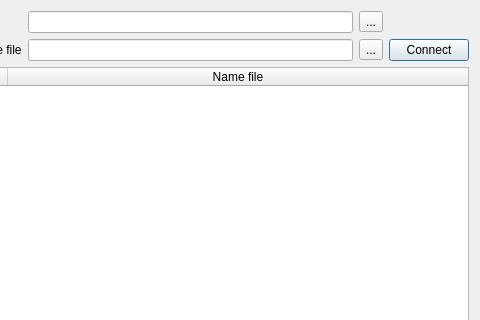
Before: the Qt Designer form settingsdialog.ui in khmaksim/ObstacleCreator, drawn with Qt 5; both pictures show x 104 to 584 and y 0 to 320 of the 584 by 434 pixel window.
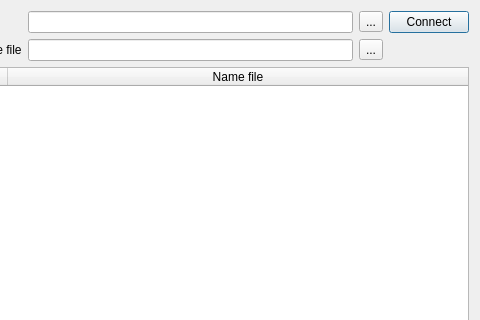
After: the same form once the commit is applied.

Commit message: Show file dialog for selected file database and path for save txt file.

Diff of the .ui file:
```diff
--- a/settingsdialog.ui
+++ b/settingsdialog.ui
@@ -90,7 +90,7 @@
        </property>
       </widget>
      </item>
-     <item row="1" column="3">
+     <item row="0" column="3">
       <widget class="QPushButton" name="connectDatabaseButton">
        <property name="text">
         <string>Connect</string>
```
Left out of the diff: 17 changed lines with no effect on the pictures. The commit also changes 6 other files.
